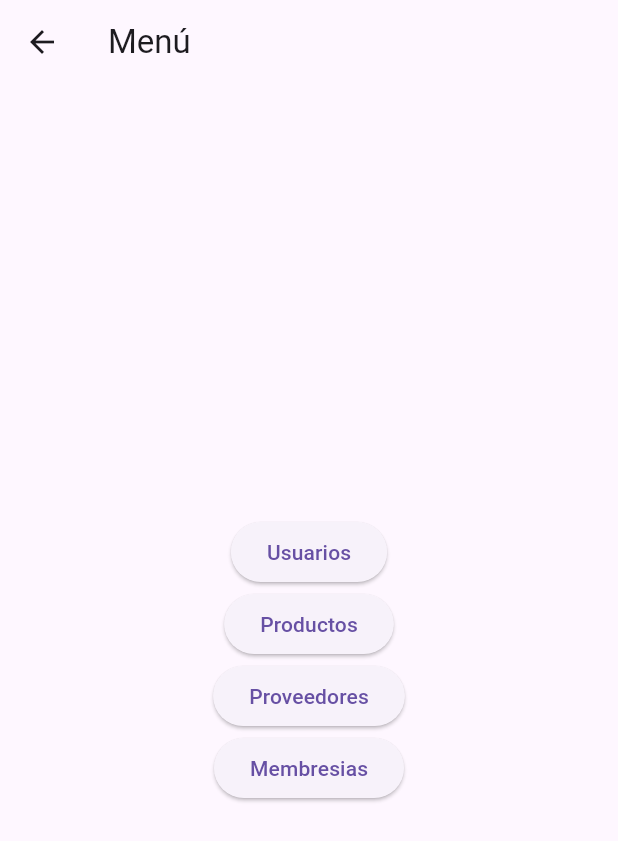
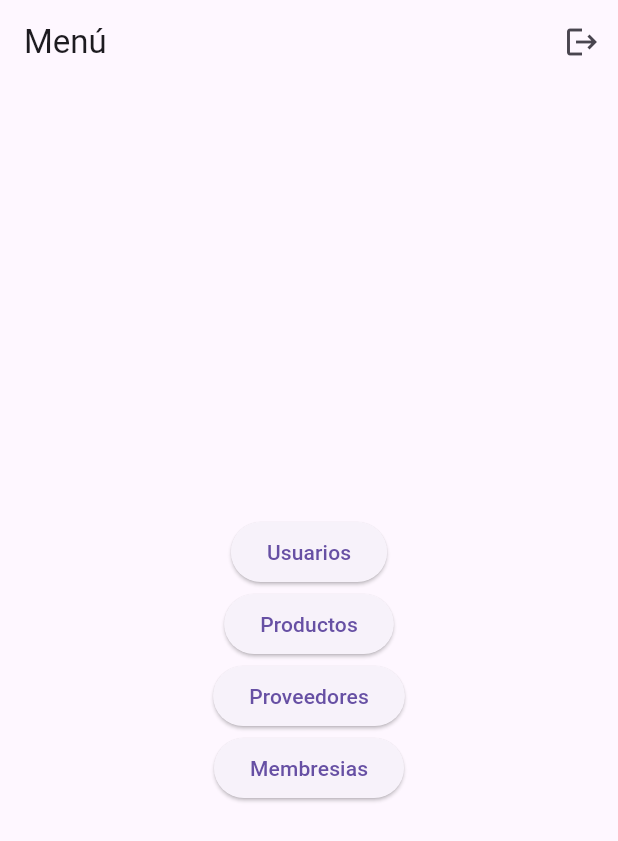
Before and after one commit to Ramirez5034/Peroyecto-aplicaciones-moviles, a Flutter app: the Menu screen opened directly, on a phone screen of 412 x 824 dp. Shown: the top 841 px of the screen. Run offline on Flutter 3.47's test engine with Material 3 defaults, Android fonts, the phone set to English and light mode, and no system bars.

Commit message:
Update Menu.dart
Corregido el error de diseño del botón de regresar y añadido un botón de cerrar sesión

```diff
--- a/lib/Screens/Menu.dart
+++ b/lib/Screens/Menu.dart
@@ -3,7 +3,7 @@ import 'Usuario.dart';
 import 'Producto.dart';
 import 'Proveedor.dart';
 import 'Membresia.dart';
-
+import 'Login_Page.dart';
 
 class Menu extends StatelessWidget {
   @override
@@ -11,6 +11,18 @@ class Menu extends StatelessWidget {
     return Scaffold(
       appBar: AppBar(
         title: Text('Menú'),
+        automaticallyImplyLeading: false,
+        actions: [
+          IconButton(
+            icon: Icon(Icons.logout),
+            onPressed: () {
+              Navigator.pushReplacement(
+                context,
+                MaterialPageRoute(builder: (context) => LoginPage()),
+              );
+            },
+          ),
+        ],
       ),
       body: Center(
         child: Column(
@@ -52,7 +64,6 @@ class Menu extends StatelessWidget {
               },
               child: Text('Membresias'),
             ),
-
           ],
         ),
       ),
```
